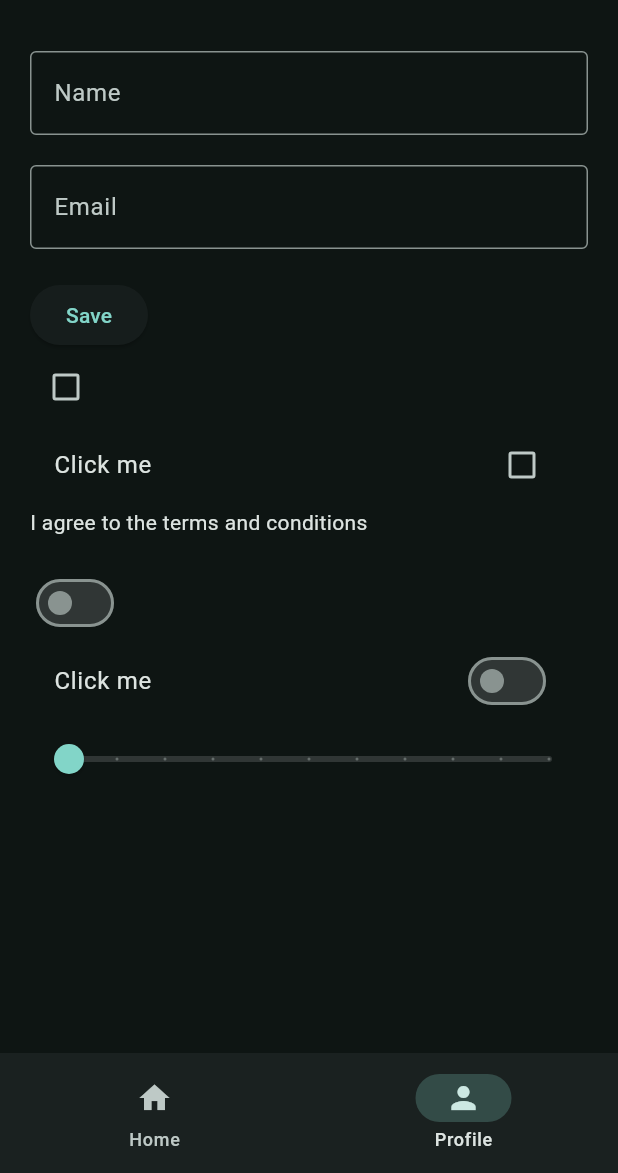
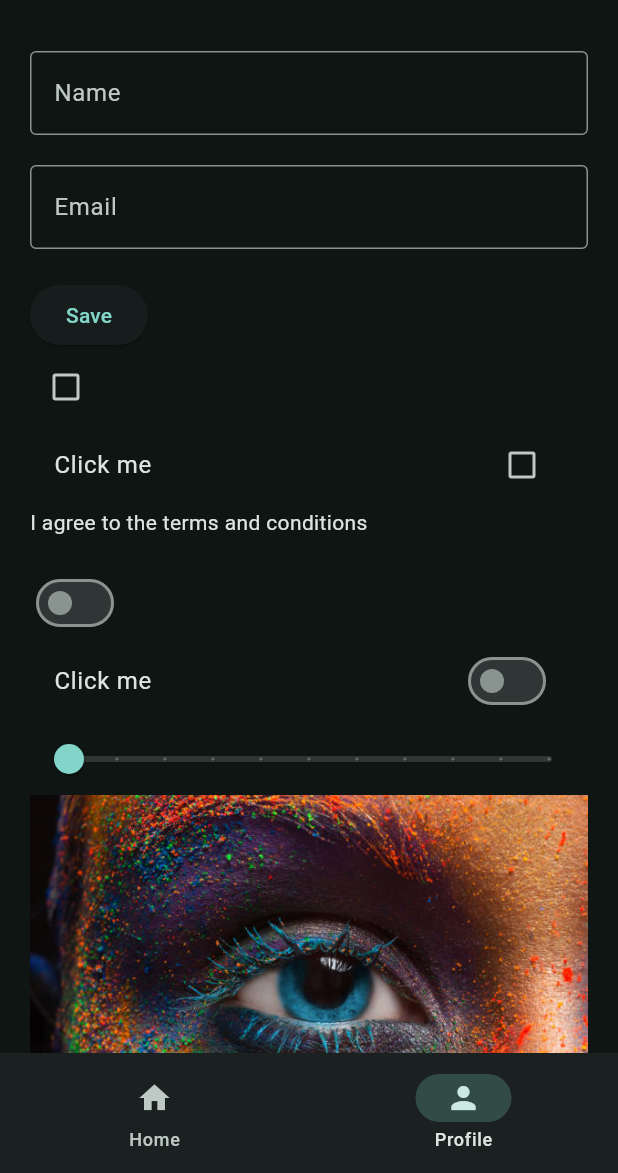
Before and after one commit to Favour-Pere/flutt_app, a Flutter app: the screen it shows after launch, item 2 of the bottom bar chosen, on a phone screen of 412 x 824 dp, the part 63-1236 px from its top. Run offline on Flutter 3.47's test engine with Material 3 defaults, Android fonts, the phone set to English and light mode, and no system bars.

Commit message:
Refactor code structure for improved readability and maintainability

```diff
--- a/lib/views/pages/profile_page.dart
+++ b/lib/views/pages/profile_page.dart
@@ -13,7 +13,8 @@ class _ProfilePageState extends State<ProfilePage> {
   double sliderValue = 0.0;
   @override
   Widget build(BuildContext context) {
-    return Padding(
+    return SingleChildScrollView(
+      child: Padding(
         padding: const EdgeInsets.all(20.0),
         child: Column(
           crossAxisAlignment: CrossAxisAlignment.start,
@@ -97,7 +98,13 @@ class _ProfilePageState extends State<ProfilePage> {
               max: 1,
               divisions: 10,
             ),
+
+            GestureDetector(
+              onTap: () => print('Image tapped'),
+              child: Image.asset('assets/images/fluimage.jpg'),
+            ),
           ],
+        ),
       ),
     );
   }
--- a/pubspec.yaml
+++ b/pubspec.yaml
@@ -58,8 +58,8 @@ flutter:
   uses-material-design: true
 
   # To add assets to your application, add an assets section, like this:
-  # assets:
-  #   - images/a_dot_burr.jpeg
+  assets:
+    - assets/images/
   #   - images/a_dot_ham.jpeg
 
   # An image asset can refer to one or more resolution-specific "variants", see
```
Also changed, not shown: assets/images/fluimage.jpg (added). Lines whose indentation alone changed are shown as unchanged.
